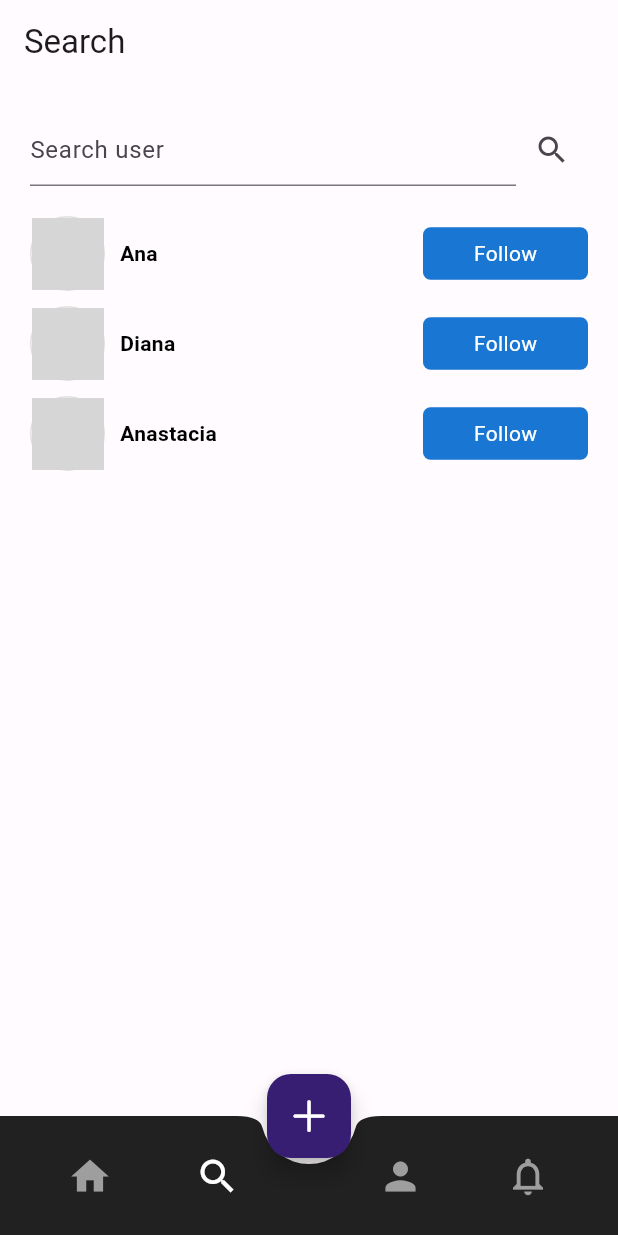
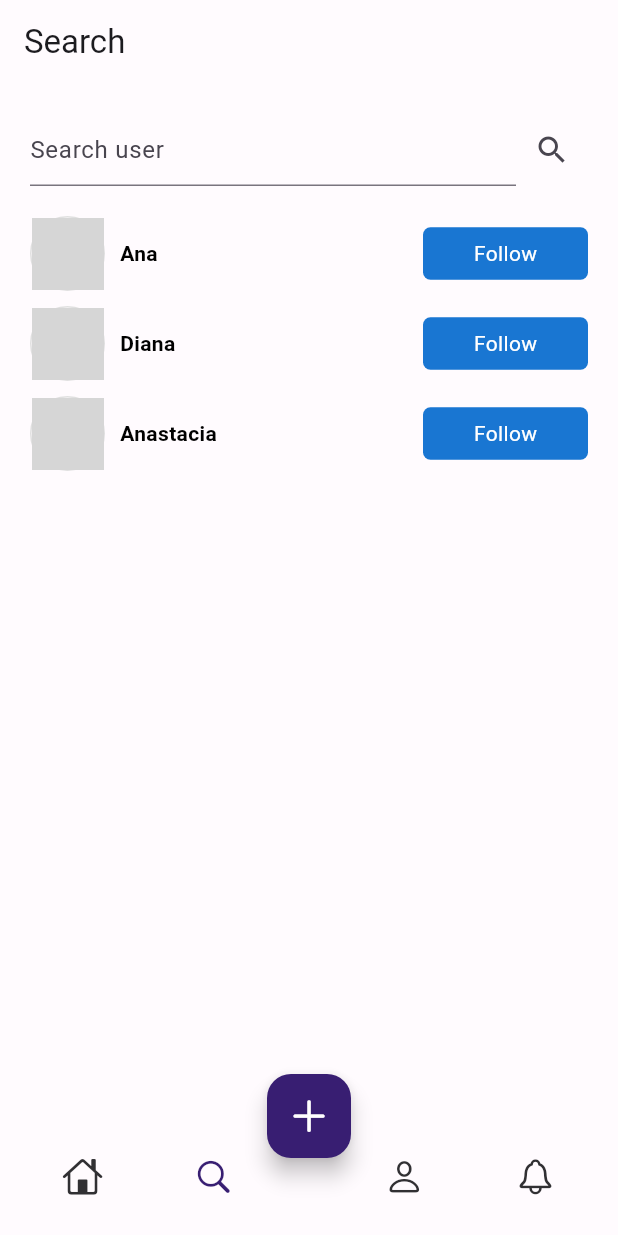
Before and after one commit to urielduana/SnapSnap, a Flutter app: the MyHomeScreen screen opened directly, item 2 of the bottom bar chosen, on a phone screen of 412 x 824 dp. Run offline on Flutter 3.47's test engine with Material 2 defaults, Android fonts, the phone set to English and light mode, and no system bars; our stand-ins replace carousel_slider, dio, flutter_secure_storage, flutter_slidable, image_picker; missing offline and left inert: flutter_storage_path; accounts and stored records are empty; network calls fail; grey boxes are pictures that could not be loaded.

Commit message:
Bottom NavBar Fixes

```diff
--- a/lib/screens/bottom_navigation_bar_screen.dart
+++ b/lib/screens/bottom_navigation_bar_screen.dart
@@ -1,3 +1,4 @@
+import 'package:flutter/cupertino.dart';
 import 'package:flutter/material.dart';
 
 class CustomBottomNavigationBar extends StatefulWidget {
@@ -19,44 +20,52 @@ class _CustomBottomNavigationBarState extends State<CustomBottomNavigationBar> {
   @override
   Widget build(BuildContext context) {
     return BottomAppBar(
-      color: Colors.grey.shade900,
+      color: Theme.of(context).colorScheme.background,
       shape: CircularNotchedRectangle(),
       child: Container(
         height: 80,
-        padding: EdgeInsets.symmetric(horizontal: 20),
+        padding: EdgeInsets.symmetric(horizontal: 15),
         child: Row(
           mainAxisAlignment: MainAxisAlignment.spaceBetween,
           children: [
             IconButton(
               icon: Icon(
-                Icons.home,
-                color: widget.currentPage == 0 ? Colors.white : Colors.grey,
-                size: 30,
+                CupertinoIcons.home,
+                color: widget.currentPage == 0
+                    ? Color(0xFF381E72)
+                    : Theme.of(context).colorScheme.inverseSurface,
+                size: 27,
               ),
               onPressed: () => widget.setPage(0),
             ),
             IconButton(
               icon: Icon(
-                Icons.search,
-                color: widget.currentPage == 1 ? Colors.white : Colors.grey,
-                size: 30,
+                CupertinoIcons.search,
+                color: widget.currentPage == 1
+                    ? Color(0xFF381E72)
+                    : Theme.of(context).colorScheme.inverseSurface,
+                size: 27,
               ),
               onPressed: () => widget.setPage(1),
             ),
             SizedBox.shrink(),
             IconButton(
               icon: Icon(
-                Icons.person,
-                color: widget.currentPage == 2 ? Colors.white : Colors.grey,
-                size: 30,
+                CupertinoIcons.person,
+                color: widget.currentPage == 2
+                    ? Color(0xFF381E72)
+                    : Theme.of(context).colorScheme.inverseSurface,
+                size: 27,
               ),
               onPressed: () => widget.setPage(2),
             ),
             IconButton(
               icon: Icon(
-                Icons.notifications_outlined,
-                color: widget.currentPage == 3 ? Colors.white : Colors.grey,
-                size: 30,
+                CupertinoIcons.bell,
+                color: widget.currentPage == 3
+                    ? Color(0xFF381E72)
+                    : Theme.of(context).colorScheme.inverseSurface,
+                size: 27,
               ),
               onPressed: () => widget.setPage(3),
             ),
--- a/lib/screens/home_screen.dart
+++ b/lib/screens/home_screen.dart
@@ -1,11 +1,10 @@
-import 'package:flutter/cupertino.dart';
 import 'package:flutter/material.dart';
 import 'package:provider/provider.dart';
 import 'package:snapsnap/screens/bottom_navigation_bar_screen.dart';
 import 'package:snapsnap/screens/feed_screen.dart';
 import 'package:snapsnap/screens/floating_action_button_camera.dart';
 import 'package:snapsnap/screens/notifications_screen.dart';
-import 'package:snapsnap/screens/search_screen.dart';
+import 'package:snapsnap/screens/search/search_screen.dart';
 import 'package:snapsnap/services/auth.dart';
 
 class MyHomeScreen extends StatefulWidget {
```
Also changed, not shown: lib/screens/search/search_screen.dart (renamed from lib/screens/search_screen.dart).
